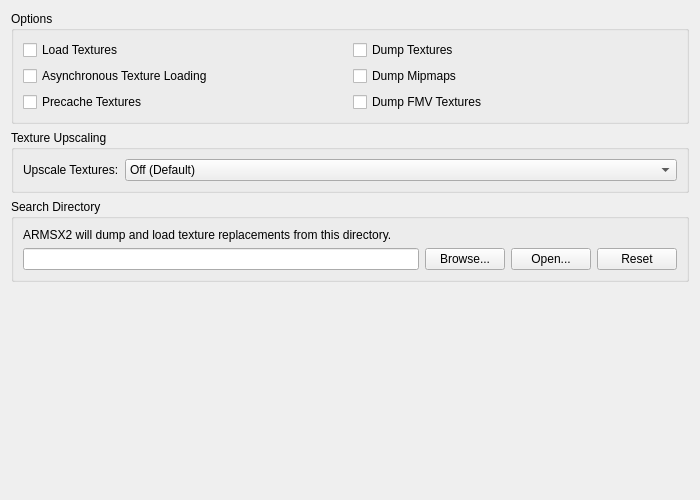
This is pcsx2-qt/Settings/GraphicsTextureReplacementSettingsTab.ui in ARMSX2/ARMSX2 as Qt 5 draws it before an edit. The edited form follows.
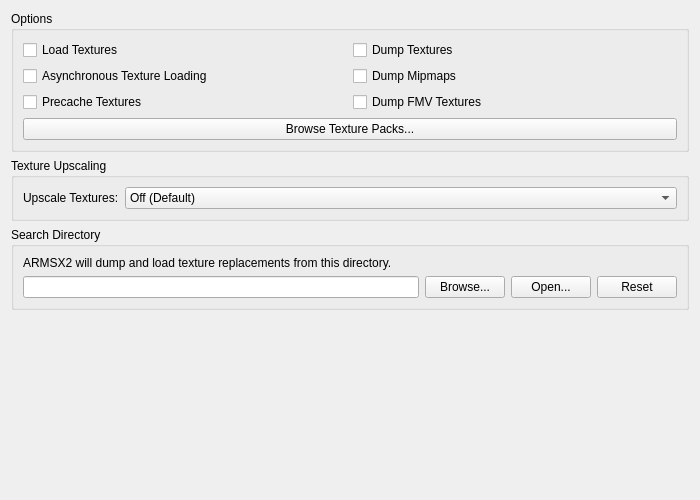
This is the edited form.

Commit message: Qt: Texture Packs page over the online catalog, with a button in Texture Replacement

Patch:
```diff
--- a/pcsx2-qt/Settings/GraphicsTextureReplacementSettingsTab.ui
+++ b/pcsx2-qt/Settings/GraphicsTextureReplacementSettingsTab.ui
@@ -62,6 +62,13 @@
         </property>
        </widget>
       </item>
+      <item row="4" column="0" colspan="2">
+       <widget class="QPushButton" name="browseTexturePacksButton">
+        <property name="text">
+         <string>Browse Texture Packs...</string>
+        </property>
+       </widget>
+      </item>
      </layout>
     </widget>
    </item>
```
The commit also changes 11 other files.
